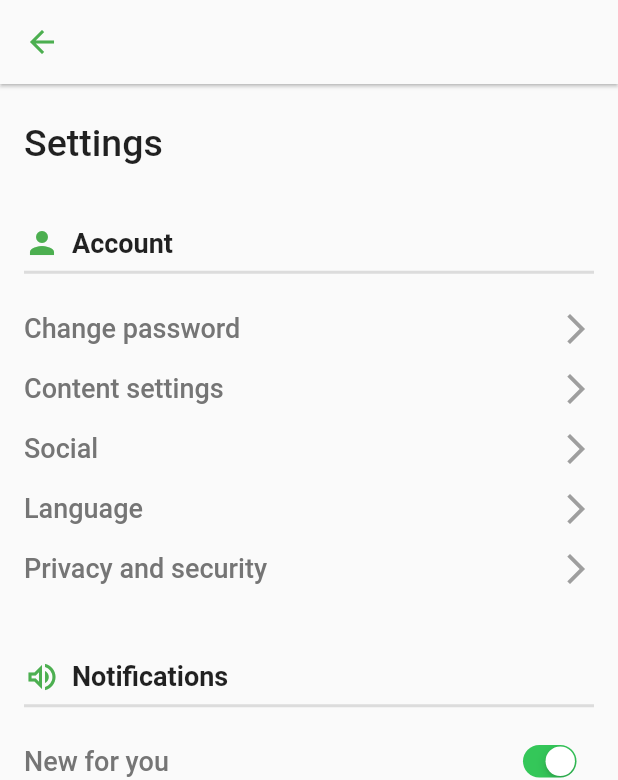
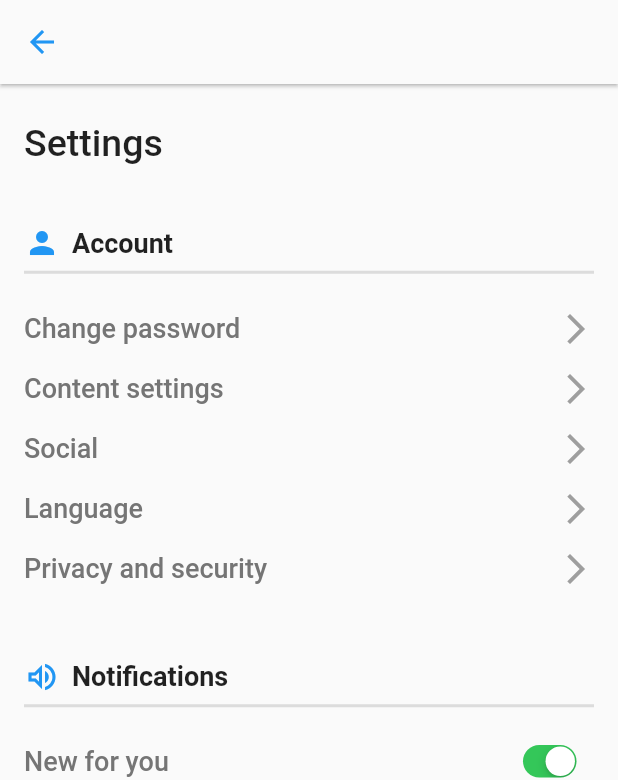
Before and after one commit to Meti-Adane/road-side, a Flutter app: the SettingsPage screen opened directly, on a phone screen of 412 x 824 dp. Shown: the top 780 px of the screen. Run offline on Flutter 3.47's test engine with Material 2 defaults, Android fonts, the phone set to English and light mode, and no system bars; our stand-ins replace auto_route, bloc, carousel_slider, dartz, flutter_bloc, font_awesome_flutter and 3 more; network calls fail.

Commit message:
Setting page color UI

```diff
--- a/road_side_UI/lib/presentation/setting/setting_screen.dart
+++ b/road_side_UI/lib/presentation/setting/setting_screen.dart
@@ -19,7 +19,7 @@ class _SettingsPageState extends State<SettingsPage> {
           },
           icon: Icon(
             Icons.arrow_back,
-            color: Colors.green,
+            color: Colors.blue,
           ),
         ),
       ),
@@ -38,7 +38,7 @@ class _SettingsPageState extends State<SettingsPage> {
               children: [
                 Icon(
                   Icons.person,
-                  color: Colors.green,
+                  color: Colors.blue,
                 ),
                 SizedBox(
                   width: 8,
@@ -68,7 +68,7 @@ class _SettingsPageState extends State<SettingsPage> {
               children: [
                 Icon(
                   Icons.volume_up_outlined,
-                  color: Colors.green,
+                  color: Colors.blue,
                 ),
                 SizedBox(
                   width: 8,
```
